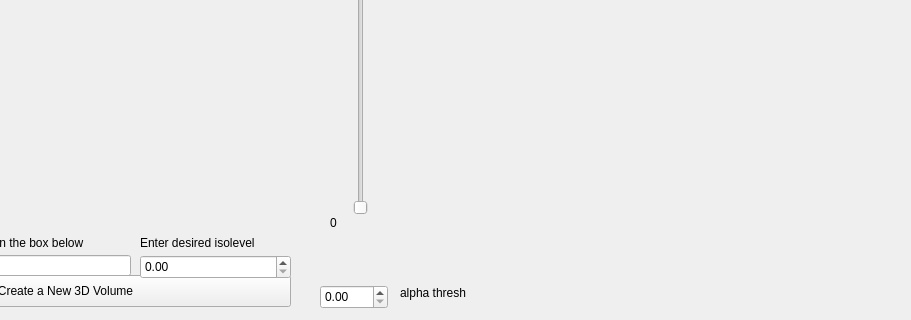
First picture: the form in forms/mainwindow.ui, repository chloesnyder/CIS497, before the edit; both pictures show x 520 to 1431 and y 344 to 664 of the 1431 by 664 pixel window.
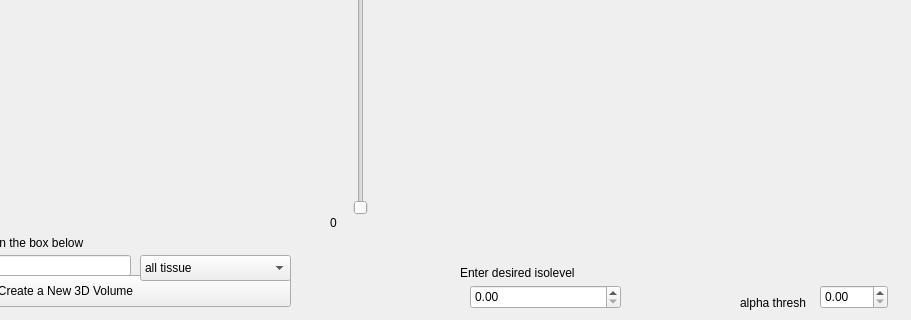
Second picture: the form after the edit. Custom widgets are drawn as their Qt base class.

Commit message: Began work on tissue density selector

```diff
--- a/forms/mainwindow.ui
+++ b/forms/mainwindow.ui
@@ -101,8 +101,8 @@
    <widget class="QDoubleSpinBox" name="doubleSpinBox">
     <property name="geometry">
      <rect>
-      <x>660</x>
-      <y>580</y>
+      <x>990</x>
+      <y>610</y>
       <width>151</width>
       <height>24</height>
      </rect>
@@ -111,8 +111,8 @@
    <widget class="QLabel" name="label_2">
     <property name="geometry">
      <rect>
-      <x>660</x>
-      <y>560</y>
+      <x>980</x>
+      <y>590</y>
       <width>171</width>
       <height>16</height>
      </rect>
@@ -213,7 +213,7 @@
    <widget class="QDoubleSpinBox" name="alphathresh">
     <property name="geometry">
      <rect>
-      <x>840</x>
+      <x>1340</x>
       <y>610</y>
       <width>68</width>
       <height>24</height>
@@ -223,8 +223,8 @@
    <widget class="QLabel" name="label_5">
     <property name="geometry">
      <rect>
-      <x>920</x>
-      <y>610</y>
+      <x>1260</x>
+      <y>620</y>
       <width>151</width>
       <height>16</height>
      </rect>
@@ -233,6 +233,41 @@
      <string>alpha thresh</string>
     </property>
    </widget>
+   <widget class="QComboBox" name="tissueSelection">
+    <property name="geometry">
+     <rect>
+      <x>660</x>
+      <y>580</y>
+      <width>151</width>
+      <height>26</height>
+     </rect>
+    </property>
+    <item>
+     <property name="text">
+      <string>all tissue</string>
+     </property>
+    </item>
+    <item>
+     <property name="text">
+      <string>bone tissue</string>
+     </property>
+    </item>
+    <item>
+     <property name="text">
+      <string>muscle tissue</string>
+     </property>
+    </item>
+    <item>
+     <property name="text">
+      <string>lung tissue</string>
+     </property>
+    </item>
+    <item>
+     <property name="text">
+      <string>fat tissue</string>
+     </property>
+    </item>
+   </widget>
   </widget>
   <widget class="QMenuBar" name="menuBar">
    <property name="geometry">
```
Left out of the diff: 25 changed lines with no effect on the pictures. The commit also changes 4 other files.
